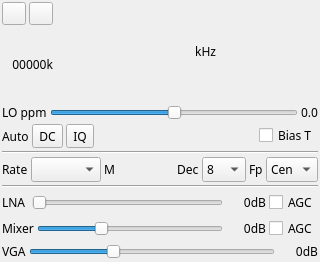
This is plugins/samplesource/airspy/airspygui.ui in f4exb/sdrangel as Qt 5 draws it before an edit. The edited form follows.
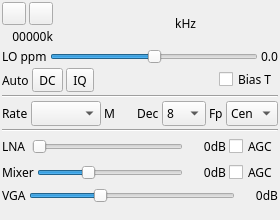
This is the edited form. Icons and pictures are not drawn. Custom widgets are drawn as their Qt base class.

```diff
--- a/plugins/samplesource/airspy/airspygui.ui
+++ b/plugins/samplesource/airspy/airspygui.ui
@@ -6,8 +6,8 @@
    <rect>
     <x>0</x>
     <y>0</y>
-    <width>320</width>
-    <height>262</height>
+    <width>280</width>
+    <height>220</height>
    </rect>
   </property>
   <property name="sizePolicy">
@@ -16,6 +16,12 @@
     <verstretch>0</verstretch>
    </sizepolicy>
   </property>
+  <property name="minimumSize">
+   <size>
+    <width>280</width>
+    <height>220</height>
+   </size>
+  </property>
   <property name="font">
    <font>
     <family>Sans Serif</family>
@@ -596,6 +602,23 @@
      </item>
     </layout>
    </item>
+   <item>
+    <layout class="QHBoxLayout" name="paddingLayout">
+     <item>
+      <spacer name="verticalPaddingSpacer">
+       <property name="orientation">
+        <enum>Qt::Vertical</enum>
+       </property>
+       <property name="sizeHint" stdset="0">
+        <size>
+         <width>20</width>
+         <height>40</height>
+        </size>
+       </property>
+      </spacer>
+     </item>
+    </layout>
+   </item>
   </layout>
  </widget>
  <customwidgets>
```
Left out of the diff: 6 changed lines with no effect on the pictures.
